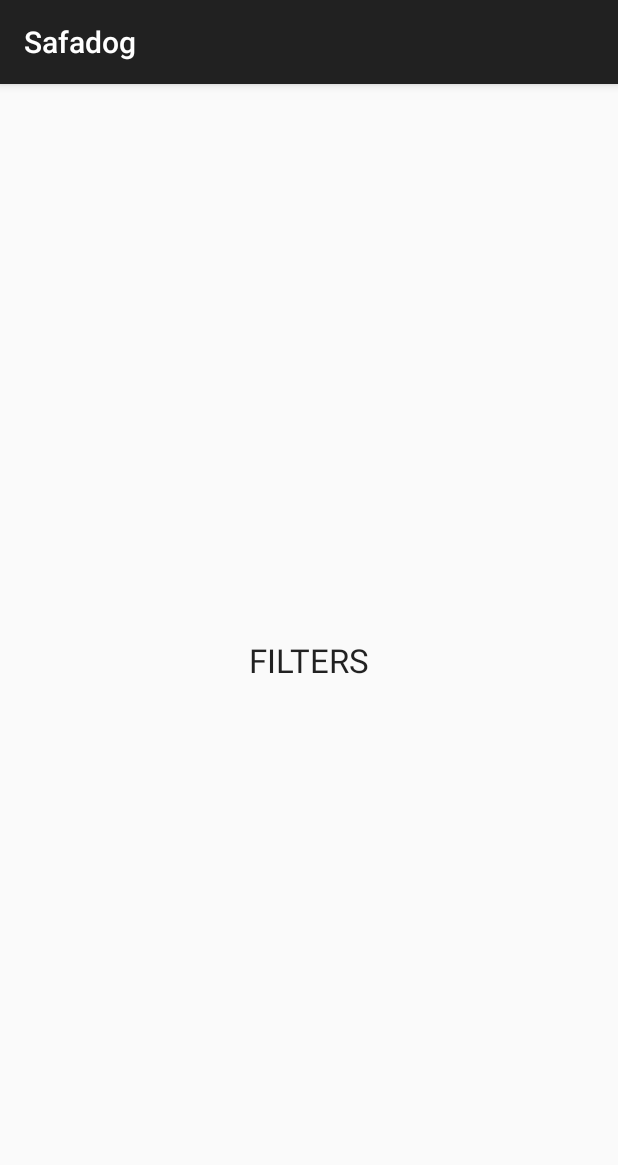
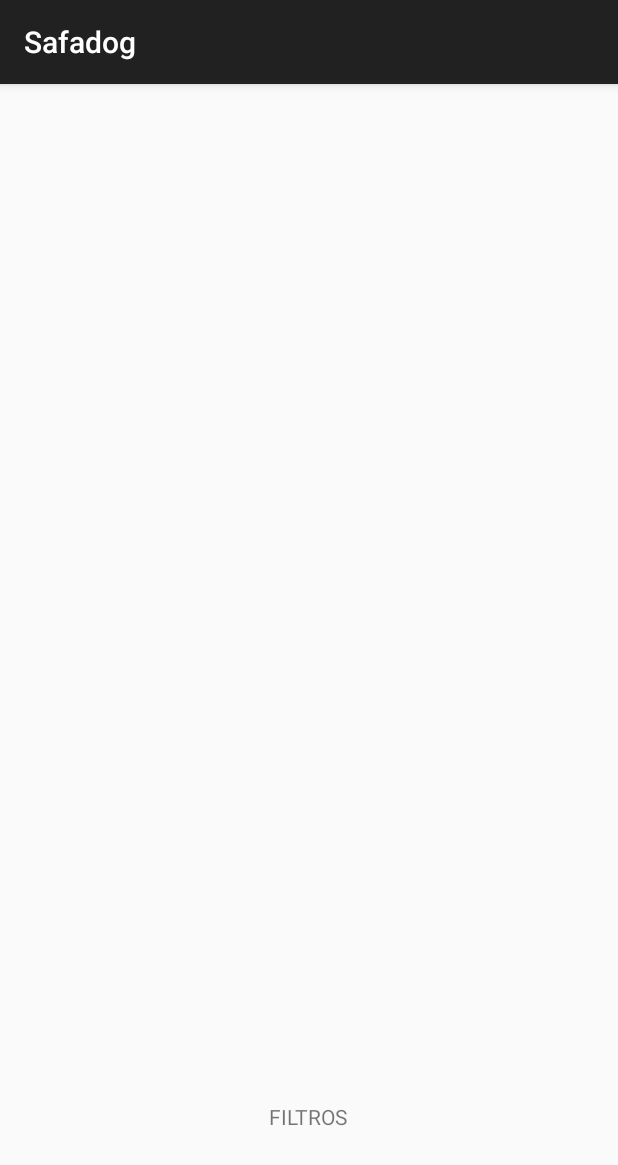
Before and after one commit to LeticiaLBarbosa/safadog, an Android app: the fragment FiltersFragment shown on its own in the app's theme, on a phone screen of 412 x 824 dp. Shown: the top 1165 px of the screen. Run offline under Robolectric (Android 15) with nearby library versions, the phone set to English and light mode, and no system bars.

Commit message:
tela de filtros iniciada

```diff
--- a/app/src/main/java/com/empsoft/safadog/FiltersFragment.java
+++ b/app/src/main/java/com/empsoft/safadog/FiltersFragment.java
@@ -11,6 +11,6 @@ public class FiltersFragment extends Fragment {
 
     @Override
     public View onCreateView(LayoutInflater inflater, ViewGroup container, Bundle savedInstanceState) {
-        return inflater.inflate(R.layout.filtersFragment, container, false);
+        return inflater.inflate(R.layout.filters_fragment, container, false);
     }
 }
```
